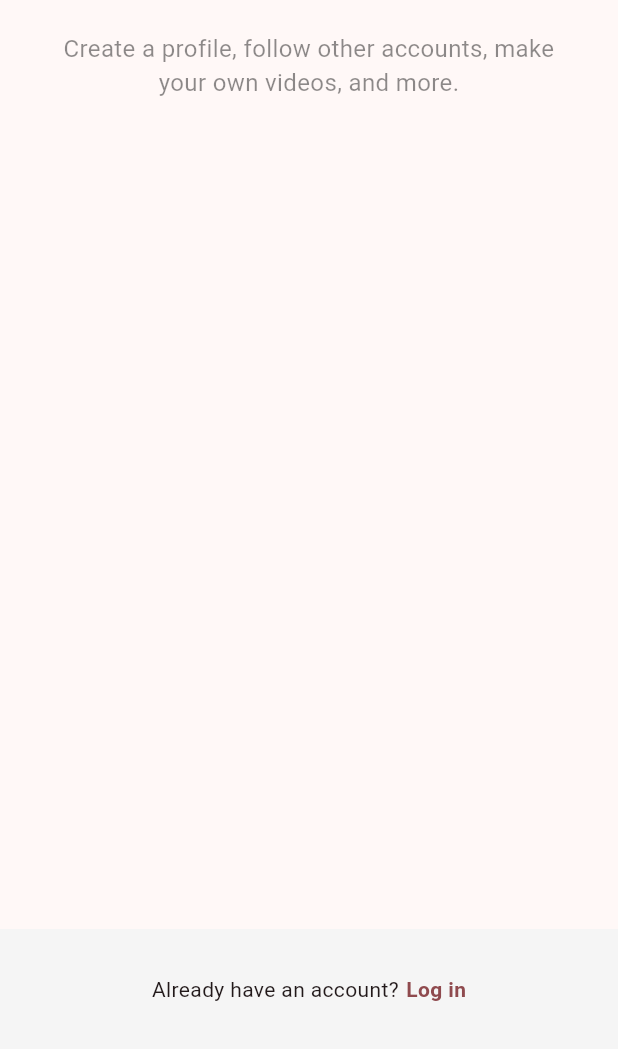
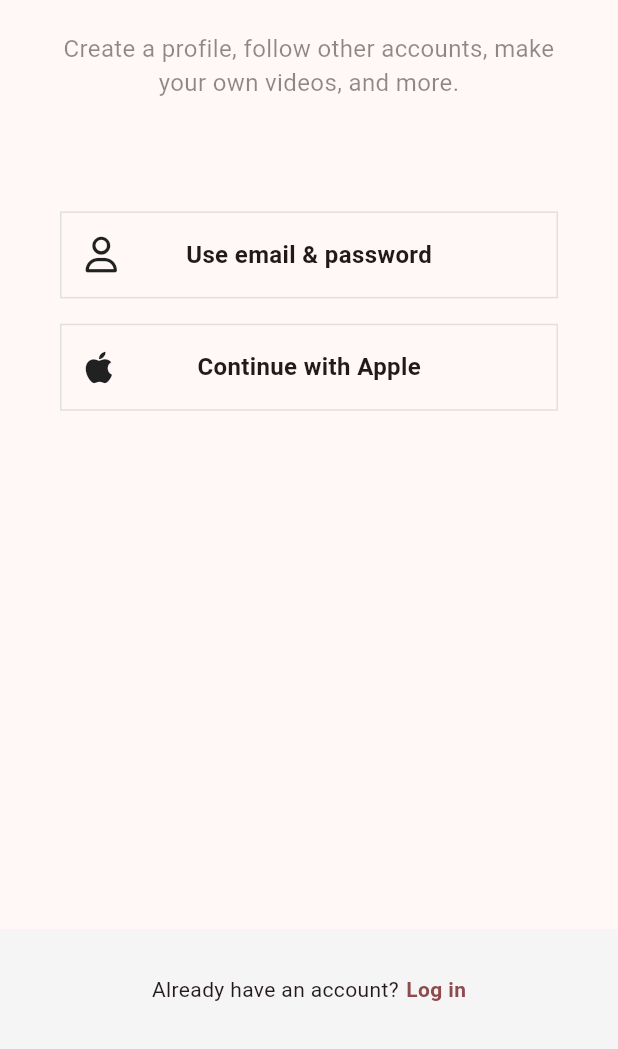
Before and after one commit to sigirace/tiktok_clone_v2, a Flutter app: the screen it shows after launch, on a phone screen of 412 x 824 dp, the part 187-1236 px from its top. Run offline on Flutter 3.47's test engine with Material 3 defaults, Android fonts, the phone set to English and light mode, and no system bars; our stand-ins replace flutter_screenutil, font_awesome_flutter.

Commit message:
feat: AuthButton

```diff
--- a/lib/screens/sign_up/sign_up_screen.dart
+++ b/lib/features/authentication/sign_up_screen.dart
@@ -1,10 +1,21 @@
 import 'package:flutter/material.dart';
+import 'package:font_awesome_flutter/font_awesome_flutter.dart';
+import 'package:tiktok_clone_v2/features/authentication/login_screen.dart';
+import 'package:tiktok_clone_v2/widgets/aut_button.dart';
 
 import '../../constants/gaps.dart';
 import '../../constants/sizes.dart';
 
 class SignUpScreen extends StatelessWidget {
   const SignUpScreen({super.key});
+
+  void _onLoginTap(BuildContext context) {
+    Navigator.of(context).push(
+      MaterialPageRoute(
+        builder: (context) => const LoginScreen(),
+      ),
+    );
+  }
 
   @override
   Widget build(BuildContext context) {
@@ -33,6 +44,17 @@ class SignUpScreen extends StatelessWidget {
                 ),
                 textAlign: TextAlign.center,
               ),
+              Gaps.v30,
+              Gaps.v40,
+              const AuthButton(
+                icon: FaIcon(FontAwesomeIcons.user),
+                text: "Use email & password",
+              ),
+              Gaps.v16,
+              const AuthButton(
+                icon: FaIcon(FontAwesomeIcons.apple),
+                text: "Continue with Apple",
+              ),
             ],
           ),
         ),
@@ -45,11 +67,14 @@ class SignUpScreen extends StatelessWidget {
           children: [
             const Text("Already have an account?"),
             Gaps.h5,
-            Text(
-              "Log in",
-              style: TextStyle(
-                color: Theme.of(context).primaryColor,
-                fontWeight: FontWeight.w600,
+            GestureDetector(
+              onTap: () => _onLoginTap(context),
+              child: Text(
+                "Log in",
+                style: TextStyle(
+                  color: Theme.of(context).primaryColor,
+                  fontWeight: FontWeight.w600,
+                ),
               ),
             ),
           ],
--- a/lib/main.dart
+++ b/lib/main.dart
@@ -1,6 +1,6 @@
 import 'package:flutter/material.dart';
 import 'package:flutter_screenutil/flutter_screenutil.dart';
-import 'package:tiktok_clone_v2/screens/sign_up/sign_up_screen.dart';
+import 'package:tiktok_clone_v2/features/authentication/sign_up_screen.dart';
 
 void main() {
   runApp(const TikTokApp());
--- /dev/null
+++ b/lib/widgets/aut_button.dart
@@ -0,0 +1,49 @@
+import 'package:flutter/material.dart';
+import 'package:font_awesome_flutter/font_awesome_flutter.dart';
+
+import '../constants/sizes.dart';
+
+class AuthButton extends StatelessWidget {
+  final String text;
+  final FaIcon icon;
+
+  const AuthButton({
+    super.key,
+    required this.text,
+    required this.icon,
+  });
+
+  @override
+  Widget build(BuildContext context) {
+    return FractionallySizedBox(
+      widthFactor: 1,
+      child: Container(
+        padding: const EdgeInsets.all(
+          Sizes.size16,
+        ),
+        decoration: BoxDecoration(
+          border: Border.all(
+            color: Colors.grey.shade300,
+            width: Sizes.size1,
+          ),
+        ),
+        child: Stack(
+          alignment: Alignment.center,
+          children: [
+            Align(
+              alignment: Alignment.centerLeft,
+              child: icon,
+            ),
+            Text(
+              text,
+              style: const TextStyle(
+                fontSize: Sizes.size16,
+                fontWeight: FontWeight.w600,
+              ),
+            ),
+          ],
+        ),
+      ),
+    );
+  }
+}
```
Also changed, not shown: lib/features/authentication/login_screen.dart (added, +80 -0 lines).
